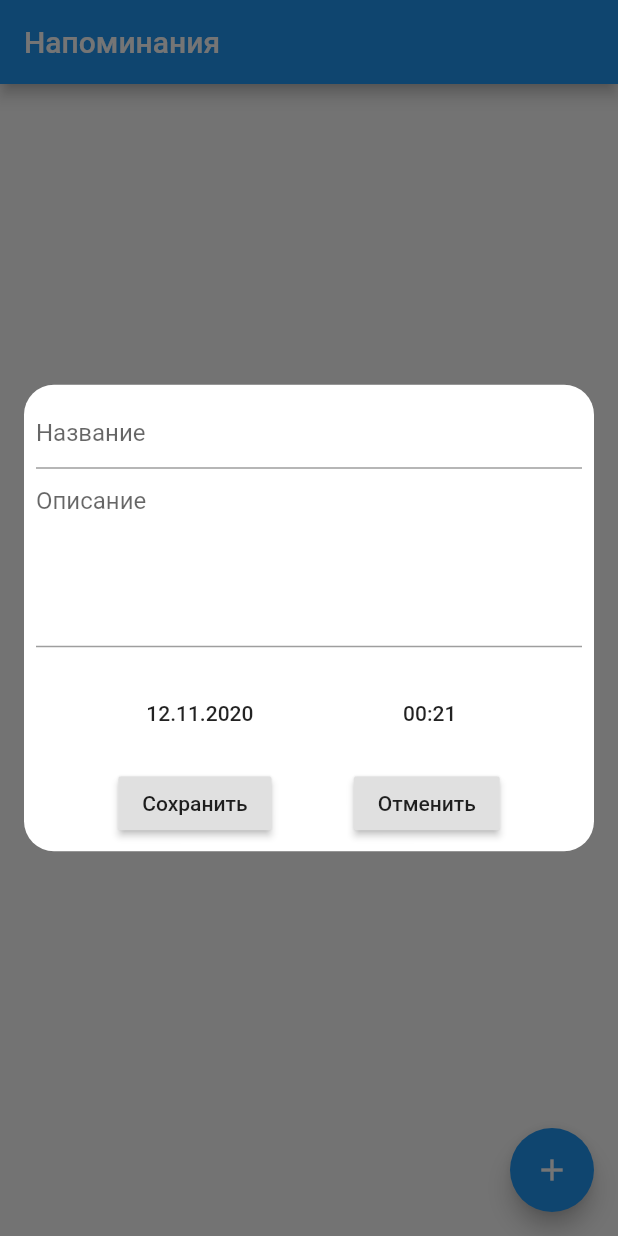
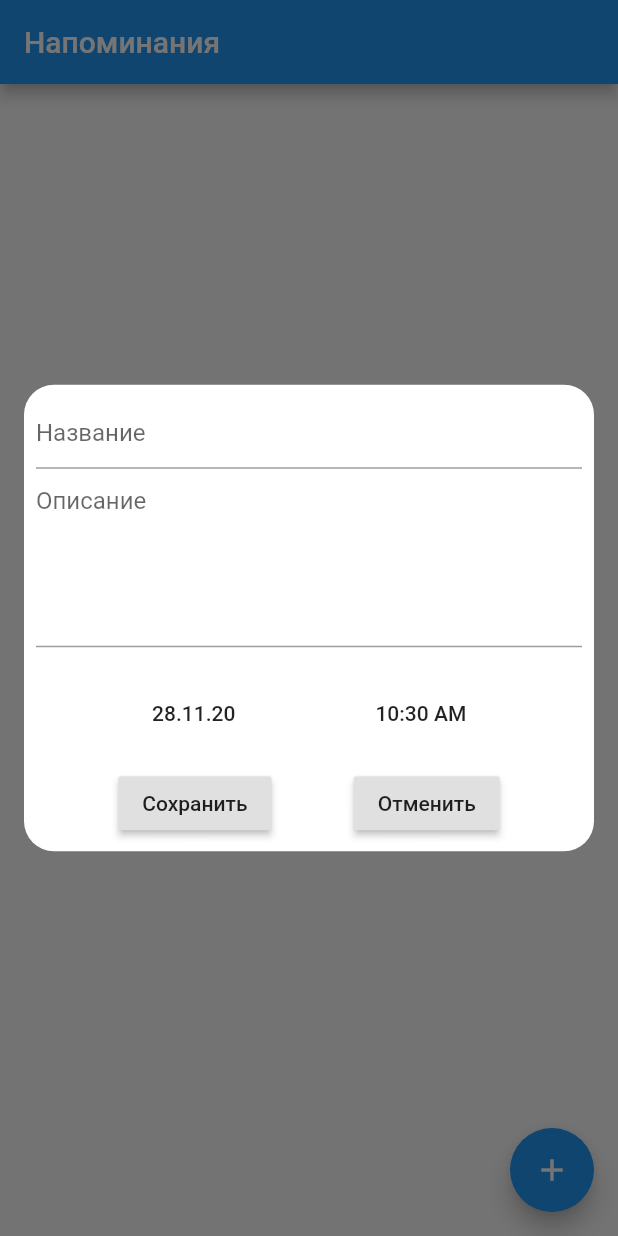
Before and after one commit to rockstar4095/reminder_flutter_app, a Flutter app: the screen it shows after launch, after a tap on the "add" icon, on a phone screen of 412 x 824 dp. Run offline on Flutter 3.47's test engine with Material 2 defaults, Android fonts, the phone set to English and light mode, and no system bars; our stand-ins replace equatable, flutter_bloc, hive; accounts and stored records are empty; generated files the repository leaves out were written again.

Commit message:
EditReminderDialog: default date and time were implemented, empty title snackBar was added.

```diff
--- a/lib/screens/mainscreen/edit_reminder_dialog.dart
+++ b/lib/screens/mainscreen/edit_reminder_dialog.dart
@@ -4,6 +4,7 @@ import 'package:reminder_flutter_app/bloc/edit_reminder_dialog_bloc/edit_reminde
 import 'package:reminder_flutter_app/bloc/main_bloc/main_bloc.dart';
 import 'package:reminder_flutter_app/model/reminder.dart';
 import 'package:reminder_flutter_app/repository/main_repository.dart';
+import 'package:reminder_flutter_app/utils/extensions.dart';
 import 'package:reminder_flutter_app/utils/widgets.dart';
 
 class EditReminderDialog {
@@ -17,7 +18,12 @@ class EditReminderDialog {
             context.read<MainRepository>(),
             context.read<MainBloc>(),
           ),
-            child: _EditReminderDialog(reminderId: reminderId)),
+          // Scaffold wrapper to be able to show SnackBar
+          child: Scaffold(
+            backgroundColor: Colors.transparent,
+            body: _EditReminderDialog(reminderId: reminderId),
+          ),
+        ),
       );
 }
 
@@ -80,12 +86,16 @@ class _EditReminderDialog extends StatelessWidget {
             .add(DescriptionChanged(description: input)),
       );
 
-  Widget _dateField(BuildContext context) => FlatButton(
-        child: Text('12.11.2020'),
+  Widget _dateField(BuildContext context) =>
+      BlocBuilder<EditReminderBloc, EditReminderState>(
+        buildWhen: (previous, current) => previous.date != current.date,
+        builder: (context, state) => FlatButton(
+          child: Text(state.date.ddMMyy()),
           onPressed: () {
             _unFocus(context);
             _showDatePicker(context);
           },
+        ),
       );
 
   Future<void> _showDatePicker(BuildContext context) async {
@@ -99,12 +109,16 @@ class _EditReminderDialog extends StatelessWidget {
     context.read<EditReminderBloc>().add(DateChanged(date: date));
   }
 
-  Widget _timeField(BuildContext context) => FlatButton(
-        child: Text('00:21'),
+  Widget _timeField(BuildContext context) =>
+      BlocBuilder<EditReminderBloc, EditReminderState>(
+        buildWhen: (previous, current) => previous.time != current.time,
+        builder: (context, state) => FlatButton(
+          child: Text(state.time.format(context)),
           onPressed: () {
             _unFocus(context);
             _showTimePicker(context);
           },
+        ),
       );
 
   Future<void> _showTimePicker(BuildContext context) async {
@@ -126,23 +140,38 @@ class _EditReminderDialog extends StatelessWidget {
   Widget _save(BuildContext context) => RaisedButton(
         child: Text('Сохранить'),
         onPressed: () {
-          final dateTime = DateTime(
+          final title = context.read<EditReminderBloc>().state.title;
+          if (title.isEmpty) {
+            _showEmptyTitleSnack(context);
+            return;
+          }
+
+          final reminder = _formReminder(context);
+          context.read<EditReminderBloc>().add(SavePressed(reminder: reminder));
+          Navigator.of(context).pop();
+        },
+      );
+
+  void _showEmptyTitleSnack(BuildContext context) =>
+      Scaffold.of(context).showSnackBar(
+        SnackBar(
+          content: Text('Укажите название'),
+        ),
+      );
+
+  Reminder _formReminder(BuildContext context) => Reminder(
+    id: null,
+    title: context.read<EditReminderBloc>().state.title,
+    description: context.read<EditReminderBloc>().state.description,
+    dateTime: _getDateTime(context),
+  );
+
+  DateTime _getDateTime(BuildContext context) => DateTime(
         context.read<EditReminderBloc>().state.date.year,
         context.read<EditReminderBloc>().state.date.month,
         context.read<EditReminderBloc>().state.date.day,
         context.read<EditReminderBloc>().state.time.hour,
         context.read<EditReminderBloc>().state.time.minute,
-          );
-
-          final reminder = Reminder(
-            id: null,
-            title: context.read<EditReminderBloc>().state.title,
-            description: context.read<EditReminderBloc>().state.description,
-            dateTime: dateTime,
-          );
-          context.read<EditReminderBloc>().add(SavePressed(reminder: reminder));
-          Navigator.of(context).pop();
-        },
       );
 
   Widget _cancel(BuildContext context) => RaisedButton(
```
Lines whose indentation alone changed are shown as unchanged.
